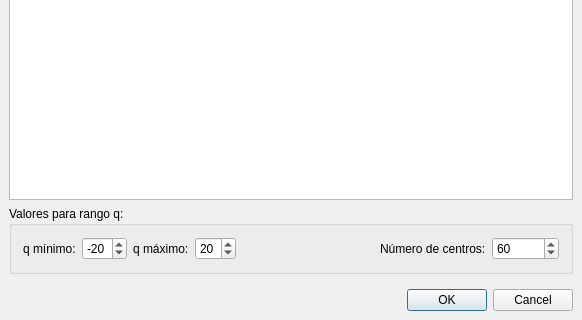
Old version of the form src/gui/MfaParametersForm.ui in the repository hspitia/GenomAMf; both pictures show x 0 to 582 and y 315 to 635 of the 582 by 635 pixel window.
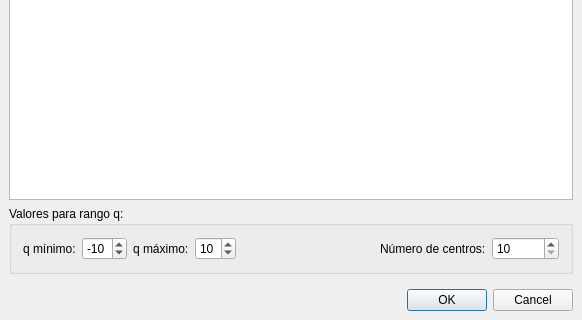
New version of the form. Icons and pictures are not drawn.

Patch:
```diff
--- a/src/gui/MfaParametersForm.ui
+++ b/src/gui/MfaParametersForm.ui
@@ -130,7 +130,7 @@
                  <number>-2</number>
                 </property>
                 <property name="value">
-                 <number>-20</number>
+                 <number>-10</number>
                 </property>
                </widget>
               </item>
@@ -154,7 +154,7 @@
                  <number>70</number>
                 </property>
                 <property name="value">
-                 <number>20</number>
+                 <number>10</number>
                 </property>
                </widget>
               </item>
@@ -192,7 +192,7 @@
                <number>10</number>
               </property>
               <property name="value">
-               <number>60</number>
+               <number>10</number>
               </property>
              </widget>
             </item>
```
